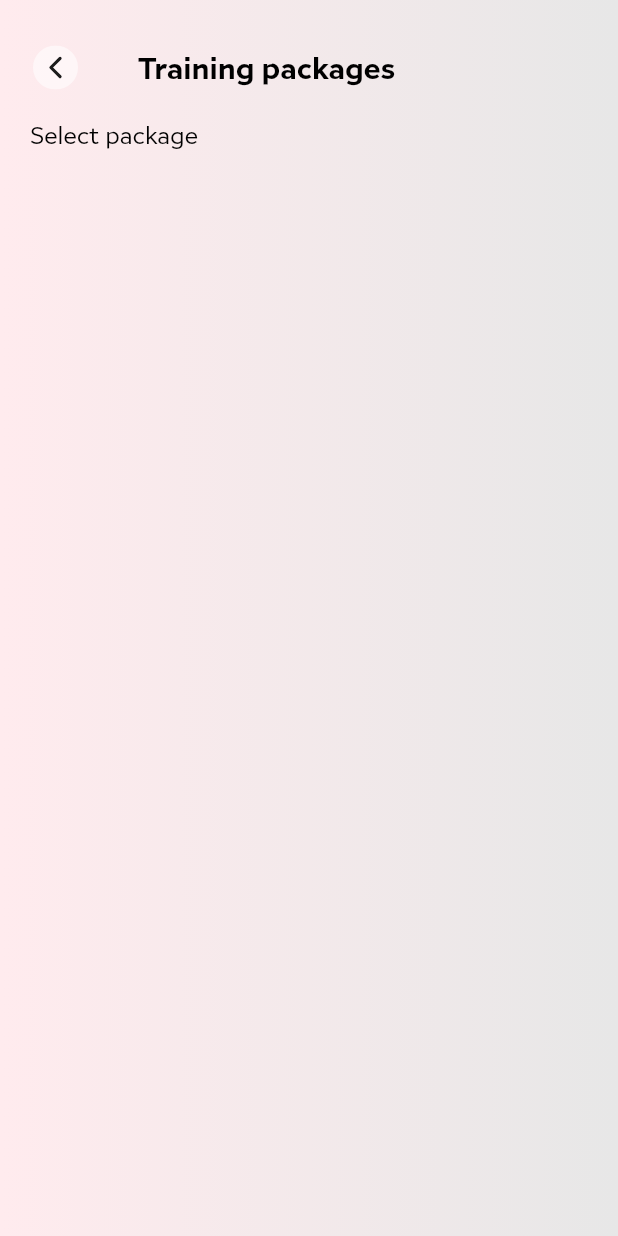
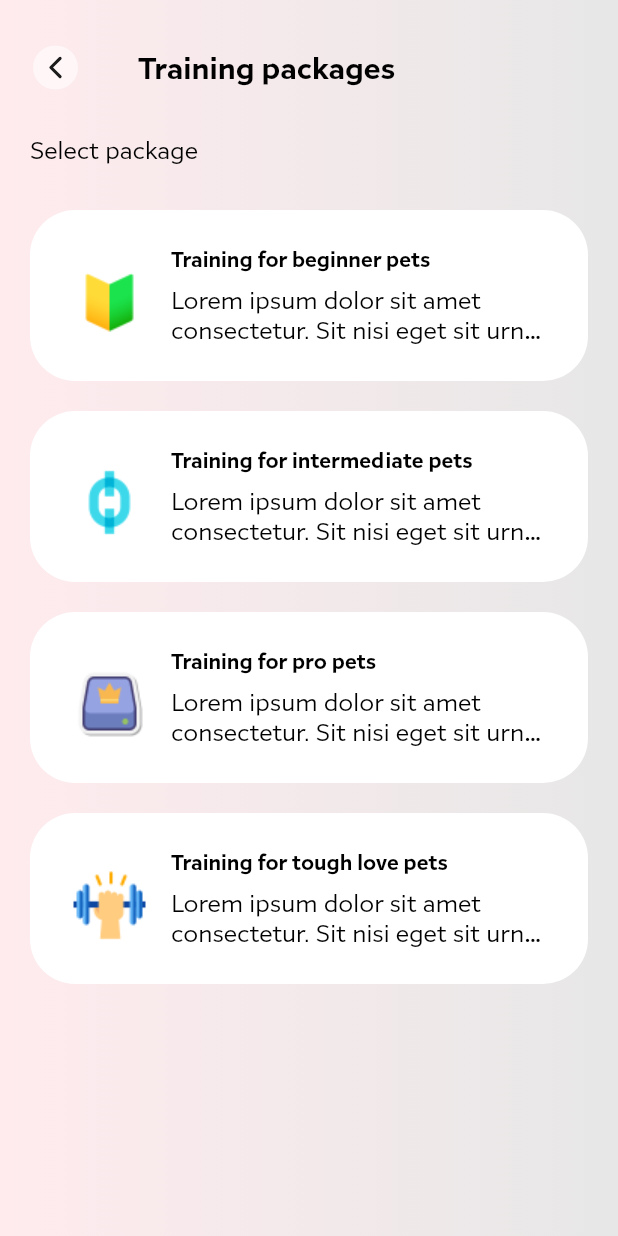
Before and after one commit to naztechnation/Petnity, a Flutter app: the TrainingScreen screen opened directly, on a phone screen of 412 x 824 dp. Run offline on Flutter 3.47's test engine with Material 2 defaults, Android fonts, the phone set to English and light mode, and no system bars; our stand-ins replace equatable, flutter_bloc, flutter_svg, fluttertoast, geocoding, geolocator and 4 more; network calls fail; project files that could hold a hidden picture were left out.

Commit message:
added training package screen

```diff
--- a/lib/model/dummy_models/trainers_data.dart
+++ b/lib/model/dummy_models/trainers_data.dart
@@ -1,3 +1,5 @@
+import '../../res/app_images.dart';
+
 class TrainersData {
   final String image;
   final String title;
@@ -7,5 +9,12 @@ class TrainersData {
 }
 
 List<TrainersData> trainersData = [
-  //TrainersData(, title, subtitles)
+  TrainersData(AppImages.beginnerPet, 'Training for beginner pets',
+      'Lorem ipsum dolor sit amet consectetur. Sit nisi eget sit urna tortor ve'),
+  TrainersData(AppImages.intermidiatePet, 'Training for intermediate pets',
+      'Lorem ipsum dolor sit amet consectetur. Sit nisi eget sit urna tortor ve'),
+  TrainersData(AppImages.proPet, 'Training for pro pets',
+      'Lorem ipsum dolor sit amet consectetur. Sit nisi eget sit urna tortor ve'),
+  TrainersData(AppImages.lovedPet, 'Training for tough love pets',
+      'Lorem ipsum dolor sit amet consectetur. Sit nisi eget sit urna tortor ve')
 ];
--- a/lib/res/app_images.dart
+++ b/lib/res/app_images.dart
@@ -32,6 +32,10 @@ class AppImages {
   static const petCarers = '${_baseUrl}pet_carers.png';
   static const supportPic = '${_baseUrl}support.png';
   static const playing = '${_baseUrl}playing.jpeg';
+  static const beginnerPet = '${_baseUrl}beginner_pet.png';
+  static const intermidiatePet = '${_baseUrl}intermidiate_pet.png';
+  static const proPet = '${_baseUrl}pro_pet.png';
+  static const lovedPet = '${_baseUrl}love_pet.png';
 
   /// Svg images
   static const _svgBaseUrl = '${_baseUrl}svgs/';
--- a/lib/res/enum.dart
+++ b/lib/res/enum.dart
@@ -24,7 +24,7 @@ enum Services {
   trainer,
   vets,
   grooming,
-  beeders,
+  breeders,
   dogsellers,
   boarding,
   petcaregivers
--- a/lib/ui/landing_page/services/pet_trainers/training_packages.dart
+++ b/lib/ui/landing_page/services/pet_trainers/training_packages.dart
@@ -1,12 +1,16 @@
 import 'dart:io';
 
 import 'package:flutter/material.dart';
+import 'package:petnity/ui/landing_page/services/pet_trainers/training_duration.dart';
+import 'package:petnity/utils/navigator/page_navigator.dart';
 
+import '../../../../model/dummy_models/trainers_data.dart';
 import '../../../../res/app_colors.dart';
 import '../../../../res/app_constants.dart';
 import '../../../../res/app_strings.dart';
 import '../../../widgets/back_button.dart';
 import '../../../widgets/custom_text.dart';
+import '../../../widgets/image_view.dart';
 
 class TrainingScreen extends StatelessWidget {
   const TrainingScreen({super.key});
@@ -48,15 +52,16 @@ class TrainingScreen extends StatelessWidget {
               ],
             ),
           ),
-            SingleChildScrollView(
+          const SizedBox(
+            height: 30,
+          ),
+          Expanded(
             child: Padding(
               padding: const EdgeInsets.symmetric(horizontal: 20.0),
+              child: SingleChildScrollView(
                 child: Column(
                   crossAxisAlignment: CrossAxisAlignment.start,
                   children: [
-                  const SizedBox(
-                    height: 20,
-                  ),
                     Align(
                       alignment: Alignment.topLeft,
                       child: CustomText(
@@ -69,12 +74,63 @@ class TrainingScreen extends StatelessWidget {
                         color: Colors.black,
                       ),
                     ),
-                ],
+                    const SizedBox(
+                      height: 30,
+                    ),
+                    SizedBox(
+                      height: screenSize(context).height,
+                      child: ListView.builder(
+                          shrinkWrap: true,
+                          itemCount: trainersData.length,
+                          itemBuilder: (__, index) {
+                            return GestureDetector(
+                              onTap: () {
+                                AppNavigator.pushAndStackPage(context,
+                                    page: TrainingDuraion());
+                              },
+                              child: Container(
+                                  margin: const EdgeInsets.only(bottom: 20),
+                                  padding: const EdgeInsets.symmetric(
+                                      horizontal: 12, vertical: 20),
+                                  decoration: BoxDecoration(
+                                      color: Colors.white,
+                                      borderRadius: BorderRadius.circular(30)),
+                                  child: ListTile(
+                                    leading: ImageView.asset(
+                                        trainersData[index].image),
+                                    title: Padding(
+                                      padding:
+                                          const EdgeInsets.only(bottom: 8.0),
+                                      child: CustomText(
+                                        textAlign: TextAlign.left,
+                                        maxLines: 3,
+                                        text: trainersData[index].title,
+                                        weight: FontWeight.w700,
+                                        size: 14,
+                                        fontFamily: AppStrings.interSans,
+                                        color: Colors.black,
+                                      ),
+                                    ),
+                                    subtitle: CustomText(
+                                      textAlign: TextAlign.left,
+                                      maxLines: 2,
+                                      text: trainersData[index].subtitles,
+                                      weight: FontWeight.w500,
+                                      size: 16,
+                                      fontFamily: AppStrings.interSans,
+                                      color: Colors.black,
                                     ),
                                   )),
+                            );
+                          }),
+                    )
                   ],
                 ),
               ),
-    );
+            ),
+          ),
+        ],
+      ),
+    ));
   }
 }
```
Also changed, not shown: lib/ui/landing_page/services/pet_trainers/training_duration.dart (added, +118 -0 lines), lib/ui/landing_page/services/service_provider_profile.dart (+4 -3 lines), lib/ui/landing_page/widgets/listofservices_widget.dart (+18 -18 lines), assets/images/beginner_pet.png (added), assets/images/intermidiate_pet.png (added), assets/images/love_pet.png (added), assets/images/pro_pet.png (added), assets/images/svgs/beginner_pet.svg (added), assets/images/svgs/intermidiate_pet.svg (added), assets/images/svgs/love_pet.svg (added), assets/images/svgs/pro_pet.svg (added). Lines whose indentation alone changed are shown as unchanged.
